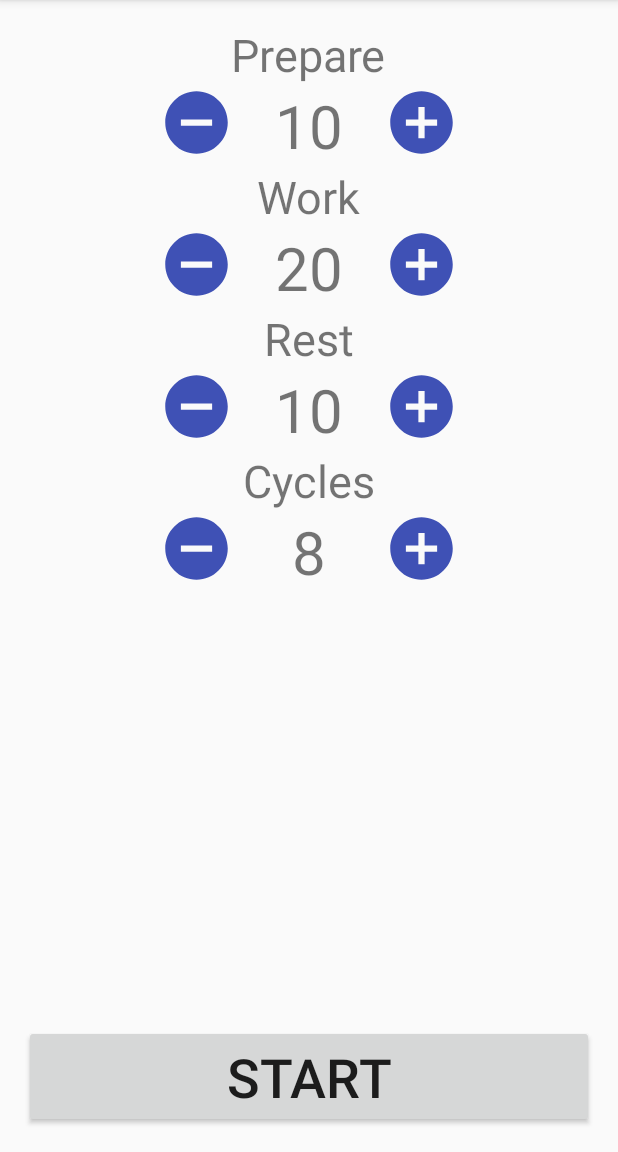
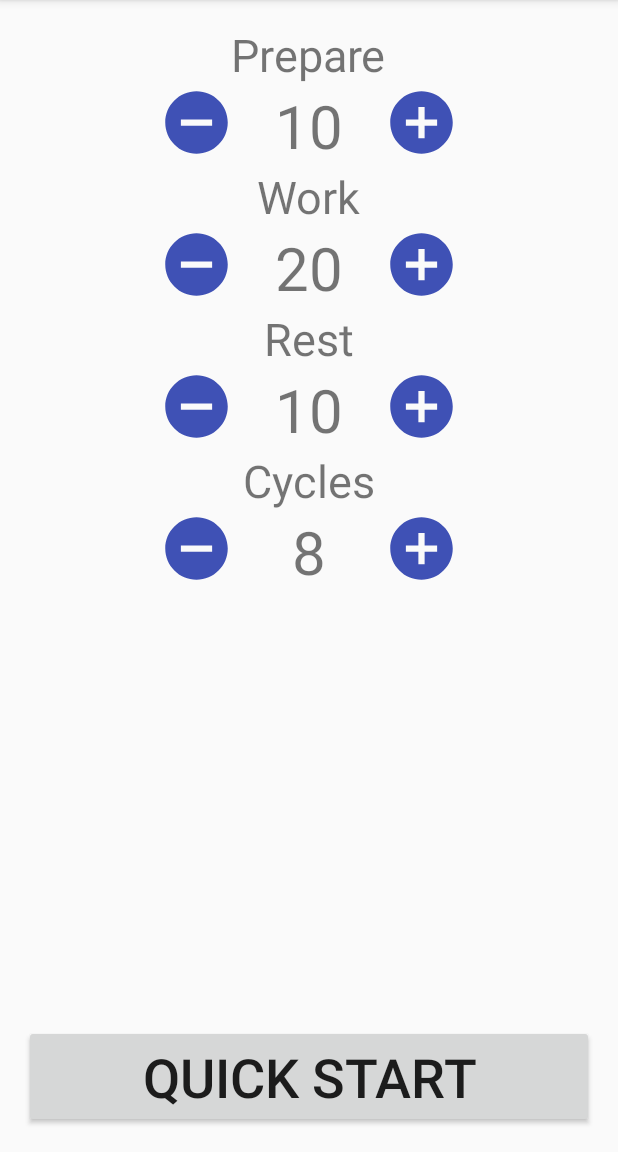
Before and after one commit to humbert73/mi1, an Android app: the screen it shows after launch (MainActivity), on a phone screen of 412 x 824 dp, the part 84-1236 px from its top. Run offline under Robolectric (Android 15) with nearby library versions, the phone set to English and light mode, and no system bars.

Commit message:
return after add tabata fixx

```diff
--- a/testJeuAndroid/app/src/main/java/com/example/moreauhu/testjeu/MainActivity.java
+++ b/testJeuAndroid/app/src/main/java/com/example/moreauhu/testjeu/MainActivity.java
@@ -95,10 +95,7 @@ public class MainActivity extends AppCompatActivity
         // Handle navigation view item clicks here.
         int id = item.getItemId();
 
-        if (id == R.id.nav_add_tabata) {
-            Intent intent = new Intent(this, addTabataActivity.class);
-            startActivity(intent);
-        } else if (id == R.id.nav_gestion_tabata) {
+        if (id == R.id.nav_gestion_tabata) {
             Intent intent = new Intent(this, tabataManagerActivity.class);
             startActivity(intent);
         } else if (id == R.id.nav_add_programme) {
@@ -224,7 +221,6 @@ public class MainActivity extends AppCompatActivity
         Integer restTime     = Integer.valueOf((String) restTextView.getText());
         Integer cyclesNumber = Integer.valueOf((String) cyclesTextView.getText());
 
-        //TODO: implements Parceble
         return this.tabataFactory.addOrReplaceTabata("quick start", prepareTime, workTime, restTime, cyclesNumber);
     }
 }
--- a/testJeuAndroid/app/src/main/java/com/example/moreauhu/testjeu/tabataManagerActivity.java
+++ b/testJeuAndroid/app/src/main/java/com/example/moreauhu/testjeu/tabataManagerActivity.java
@@ -66,6 +66,7 @@ public class tabataManagerActivity extends AppCompatActivity {
         for (Button button : buttonsSelected) {
             tabataNames.add((String) button.getText());
         }
+        buttonsSelected.clear();
         this.tabataFactory.deleteTabatasByNames(tabataNames);
         this.updateDisplay();
     }
--- a/testJeuAndroid/app/src/main/res/layout/content_activity_main.xml
+++ b/testJeuAndroid/app/src/main/res/layout/content_activity_main.xml
@@ -20,7 +20,7 @@
             android:layout_height="wrap_content"
             android:layout_alignParentBottom="true"
             android:onClick="onClickStart"
-            android:text="@string/button_start"
+            android:text="@string/button_quick_start"
             android:textSize="@dimen/button" />
 
 </RelativeLayout>
--- a/testJeuAndroid/app/src/main/res/layout/nav_header_main.xml
+++ b/testJeuAndroid/app/src/main/res/layout/nav_header_main.xml
@@ -23,7 +23,7 @@
         android:layout_width="match_parent"
         android:layout_height="wrap_content"
         android:paddingTop="@dimen/nav_header_vertical_spacing"
-        android:text="Tabata Timer"
+        android:text="@string/app_name"
         android:textAppearance="@style/TextAppearance.AppCompat.Body1" />
 
     <TextView
--- a/testJeuAndroid/app/src/main/res/menu/activity_main_drawer.xml
+++ b/testJeuAndroid/app/src/main/res/menu/activity_main_drawer.xml
@@ -1,23 +1,11 @@
 <?xml version="1.0" encoding="utf-8"?>
 <menu xmlns:android="http://schemas.android.com/apk/res/android">
-    <item android:title="@string/menu_title">
-        <menu>
-            <item
-                android:id="@+id/nav_add_tabata"
-                android:icon="@drawable/ic_menu_add"
-                android:title="@string/menu_add_tabata"/>
     <item
         android:id="@+id/nav_gestion_tabata"
         android:icon="@drawable/ic_menu_gestion"
         android:title="@string/menu_config_tabata" />
-        </menu>
-    </item>
-    <item android:title="@string/menu_programme">
-        <menu>
     <item
         android:id="@+id/nav_add_programme"
         android:icon="@drawable/ic_work"
         android:title="@string/menu_start_programme" />
 </menu>
-    </item>
-</menu>
--- a/testJeuAndroid/app/src/main/res/values/strings.xml
+++ b/testJeuAndroid/app/src/main/res/values/strings.xml
@@ -11,6 +11,7 @@
 
     <!--Button-->
     <string name="button_start">Start</string>
+    <string name="button_quick_start">Quick start</string>
     <string name="button_add">Ajouter</string>
     <string name="button_delete">Supprimer</string>
     <string name="button_plus">+</string>
```
Lines whose indentation alone changed are shown as unchanged.
